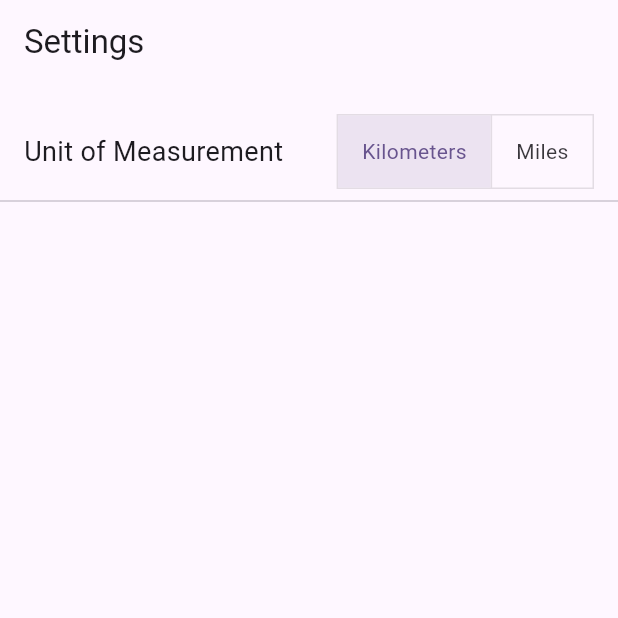
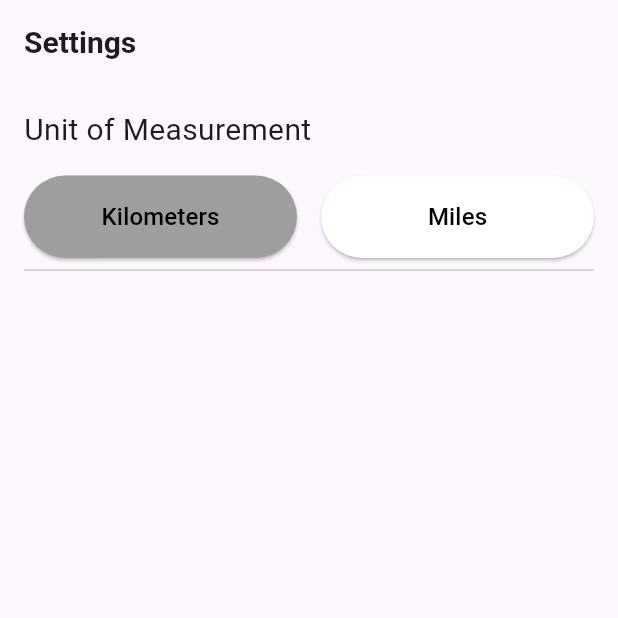
Before and after one commit to beernardoc/Track-My-Run, a Flutter app: the SettingsPage screen opened directly, on a phone screen of 412 x 824 dp, the top half of it. Run offline on Flutter 3.47's test engine with Material 3 defaults, Android fonts, the phone set to English and light mode, and no system bars; our stand-ins replace flutter_map, geocoding, geolocator, google_maps_flutter, image_picker, location and 2 more; missing offline and left inert: flutter_map_cancellable_tile_provider; accounts and stored records are empty.

```diff
--- a/projeto/lib/main.dart
+++ b/projeto/lib/main.dart
@@ -8,7 +8,7 @@ Future<void> main() async {
   //await initDatabase();
   runApp(ChangeNotifierProvider(
       create: (context) => UnitProvider(), // Inicia o Provider
-      child: MyApp(),
+      child: const MyApp(),
     ),);
 
 }
--- a/projeto/lib/pages/SettingsPage.dart
+++ b/projeto/lib/pages/SettingsPage.dart
@@ -3,50 +3,67 @@ import 'package:provider/provider.dart';
 import 'package:projeto/model/UnitProvider.dart';
 
 class SettingsPage extends StatelessWidget {
+  const SettingsPage({Key? key});
+
   @override
   Widget build(BuildContext context) {
     return Scaffold(
       appBar: AppBar(
-        title: Text('Settings'),
+        title: const Text('Settings', style: TextStyle(fontSize: 20, fontWeight: FontWeight.bold)),
       ),
-      body: ListView(
-        padding: EdgeInsets.symmetric(vertical: 20.0),
-        children: <Widget>[
-          Padding(
-            padding: EdgeInsets.symmetric(horizontal: 16.0),
-            child: Row(
+      body: Padding(
+        padding: const EdgeInsets.all(16.0),
+        child: Column(
+          crossAxisAlignment: CrossAxisAlignment.start,
+          children: <Widget>[
+            const Text(
+              'Unit of Measurement',
+              style: TextStyle(fontSize: 20),
+            ),
+            const SizedBox(height: 16),
+            Row(
               mainAxisAlignment: MainAxisAlignment.spaceBetween,
               children: <Widget>[
-                Text('Unit of Measurement', style: TextStyle(fontSize: 18)),
-                ToggleButtons(
-                  children: <Widget>[
-                    Padding(
-                      padding: EdgeInsets.symmetric(horizontal: 16.0),
-                      child: Text('Kilometers'),
+                Expanded(
+                  child: ElevatedButton(
+                    onPressed: () {
+                      Provider.of<UnitProvider>(context, listen: false).setUnit('km');
+                    },
+                    style: ElevatedButton.styleFrom(
+                      backgroundColor: Provider.of<UnitProvider>(context).unit == 'km'
+                          ? Colors.grey // Cor do botão selecionado
+                          : Colors.white, // Cor do botão não selecionado
+                      padding: const EdgeInsets.symmetric(vertical: 16.0),
                     ),
-                    Padding(
-                      padding: EdgeInsets.symmetric(horizontal: 16.0),
-                      child: Text('Miles'),
+                    child: const Text(
+                      'Kilometers',
+                      style: TextStyle(fontSize: 16, color: Colors.black),
                     ),
-                  ],
-                  onPressed: (int index) {
-                    if (index == 0) {
-                      Provider.of<UnitProvider>(context, listen: false).setUnit('km');
-                    } else {
+                  ),
+                ),
+                const SizedBox(width: 16),
+                Expanded(
+                  child: ElevatedButton(
+                    onPressed: () {
                       Provider.of<UnitProvider>(context, listen: false).setUnit('miles');
-                    }
-                  },
-                  isSelected: [
-                    Provider.of<UnitProvider>(context).unit == 'km',
-                    Provider.of<UnitProvider>(context).unit == 'miles',
-                  ],
+                    },
+                    style: ElevatedButton.styleFrom(
+                      backgroundColor: Provider.of<UnitProvider>(context).unit == 'miles'
+                          ? Colors.grey // Cor do botão selecionado
+                          : Colors.white, // Cor do botão não selecionado
+                      padding: const EdgeInsets.symmetric(vertical: 16.0),
+                    ),
+                    child: const Text(
+                      'Miles',
+                      style: TextStyle(fontSize: 16, color: Colors.black),
+                    ),
+                  ),
                 ),
               ],
             ),
-          ),
-          Divider(),
-          // Outras configurações aqui...
-        ],
+            const Divider(),
+          ],
+        ),
       ),
     );
   }
```
Also changed, not shown: projeto/lib/pages/HistoryPage.dart (+114 -62 lines), projeto/lib/pages/homePage.dart (+47 -29 lines), projeto/lib/pages/mapPage.dart (+37 -4 lines), 1 other file.
